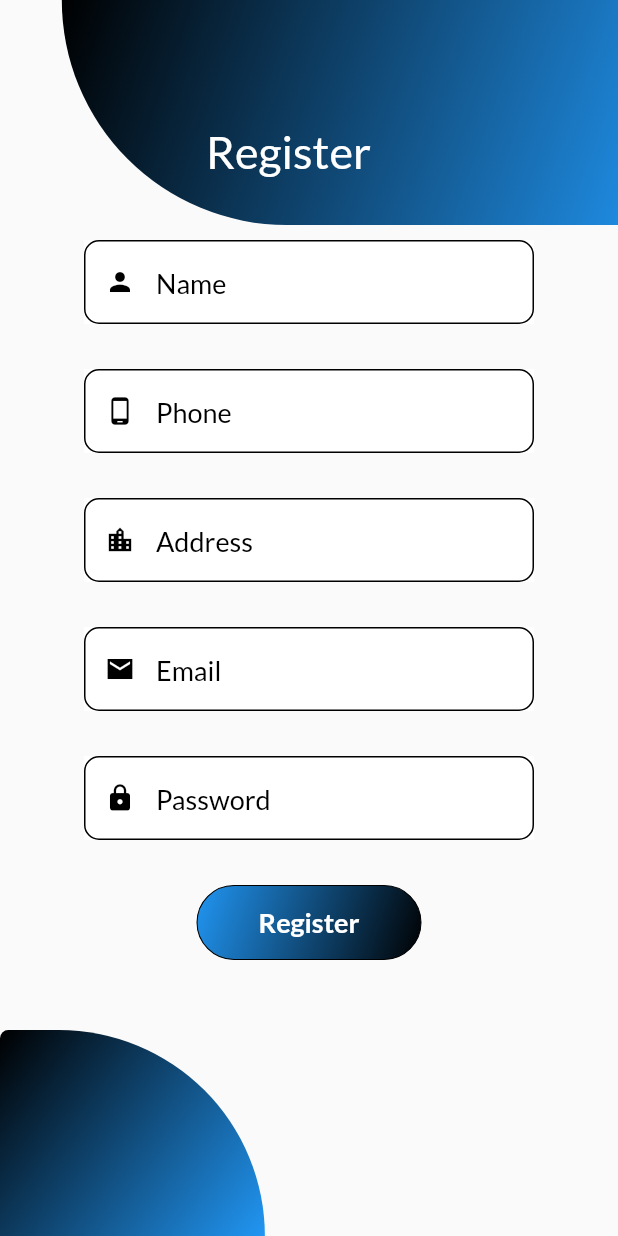
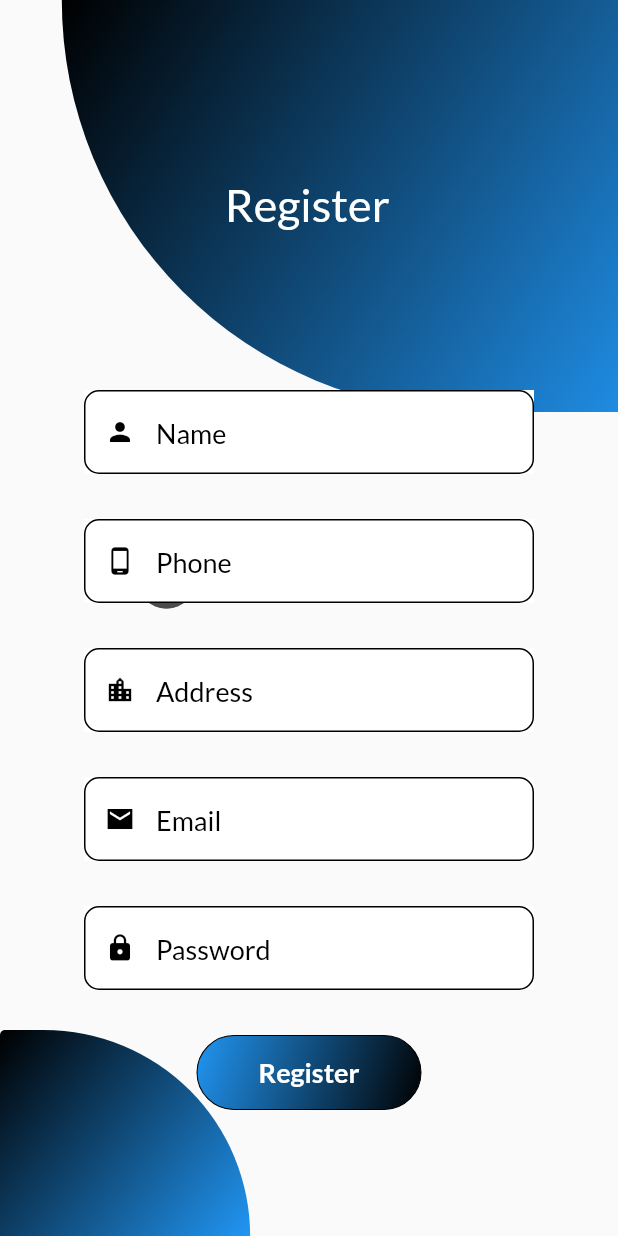
Before and after one commit to Rikanthan/cleaning_app, a Flutter app: the Register screen opened directly, after a tap on "Register", on a phone screen of 412 x 824 dp. Run offline on Flutter 3.47's test engine with Material 2 defaults, Android fonts, the phone set to English and light mode, and no system bars; our stand-ins replace firebase_core, firebase_database, firebase_storage, flutter_image_compress, flutter_spinkit, image_picker and 1 more; missing offline and left inert: encrypt, mongo_dart; accounts and stored records are empty; statements that could not run were skipped.

Commit message:
add designs

```diff
--- a/cleaning/lib/Screens/Register.dart
+++ b/cleaning/lib/Screens/Register.dart
@@ -31,11 +31,11 @@ class _RegisterState extends State<Register> {
             Positioned(
               left: width / 10,
               child: Container(
-                height: 150,
+                height: height / 3,
                 width: width,
                 decoration: BoxDecoration(
                     borderRadius: BorderRadius.only(
-                        bottomLeft: Radius.circular(250.0),
+                        bottomLeft: Radius.circular(height / 2),
                         bottomRight: Radius.circular(10.0)),
                     gradient: LinearGradient(
                         colors: [Colors.black, Colors.blue],
@@ -44,9 +44,8 @@ class _RegisterState extends State<Register> {
               ),
             ),
             Positioned(
-              top: height / 10,
-              left: width / 3,
-              child: Center(
+              top: height / 7,
+              left: width / 2.75,
               child: Text(
                 'Register',
                 style: TextStyle(
@@ -57,14 +56,13 @@ class _RegisterState extends State<Register> {
                 ),
               ),
             ),
-            ),
-            for(int i = 1; i < 20 + Random().nextInt(10) + 1; i++)
+            for (int i = 1; i < 20 + Random().nextInt(10) + 1; i++)
               RandomCircle(),
             SingleChildScrollView(
               child: Column(
                 children: [
                   Padding(
-                    padding: EdgeInsets.only(top: 130.0),
+                    padding: EdgeInsets.only(top: 230.0),
                     child: Center(
                       child: Column(
                         children: [
@@ -105,9 +103,9 @@ class _RegisterState extends State<Register> {
                           ),
                           CustomButton(
                               buttonText: "Register",
-                              onPress: () async{
-                                UserService()
-                                .register(_usernameController.text,
+                              onPress: () async {
+                                UserService().register(
+                                    _usernameController.text,
                                     _phoneNumberController.text,
                                     _addressController.text,
                                     _emailController.text,
@@ -121,14 +119,14 @@ class _RegisterState extends State<Register> {
               ),
             ),
             Padding(
-              padding:
-                  EdgeInsets.only(top: height - height / 6, right: width / 1.75),
+              padding: EdgeInsets.only(
+                  top: height - height / 6, right: width / 1.68),
               child: Container(
-                height: 150,
+                height: height / 5,
                 decoration: BoxDecoration(
                     borderRadius: BorderRadius.only(
                         topLeft: Radius.circular(10.0),
-                        topRight: Radius.circular(250.0)),
+                        topRight: Radius.circular(height / 2)),
                     gradient: LinearGradient(
                         colors: [Colors.black, Colors.blue],
                         begin: Alignment.topLeft,
--- a/cleaning/lib/Services/UserService.dart
+++ b/cleaning/lib/Services/UserService.dart
@@ -1,22 +1,31 @@
+import 'package:cleaning/Models/User.dart';
 import 'package:firebase_database/firebase_database.dart';
 import 'package:encrypt/encrypt.dart';
+import 'package:mongo_dart/mongo_dart.dart';
 
 class UserService {
-  DatabaseReference ref = FirebaseDatabase.instance.ref();
+  DatabaseReference ref = FirebaseDatabase.instance.ref('users');
 
   Future<void> register(String name, String phoneNumber, String address,
       String email, String password) async {
-    final key = Key.fromSecureRandom(32);
-  final iv = IV.fromSecureRandom(16);
-  final encrypter = Encrypter(AES(key));
-
-  final encrypted = encrypter.encrypt(password, iv: iv);
-    await ref.set({
+    final key = Key.fromUtf8('3aed2d6e3a9afdabae9e5b3ce431c23a');
+    final iv = IV.fromLength(16);
+    final encrypter = Encrypter(AES(key));
+    final encrypted = encrypter.encrypt(password, iv: iv);
+    //final decrypted = encrypter.decrypt(encrypted, iv: iv);
+    await ref.child(Uuid().v1()).set({
       "name": name,
       "phoneNumber": phoneNumber,
       "address": address,
       "email": email,
-      "password": encrypted.base16
+      "password": encrypted.base64
     });
   }
+
+  Future<void> login(String email, String password) async {
+    final snapshot = await ref.get();
+   if(snapshot.exists){
+    print(snapshot.children);
+   }
+  }
 }
--- a/cleaning/lib/Widgets/RandomCircle.dart
+++ b/cleaning/lib/Widgets/RandomCircle.dart
@@ -8,18 +8,18 @@ class RandomCircle extends StatelessWidget {
   Widget build(BuildContext context) {
     double height = MediaQuery.of(context).size.height;
     return Positioned(
-        top: height / 5 + height * Random().nextDouble(),
+        top: height / 3 + height * Random().nextDouble(),
         left: height * Random().nextDouble(),
         child: Container(
-          height: number.toDouble(),
-          width: number.toDouble(),
-          decoration: BoxDecoration(
+            height: number.toDouble(),
+            width: number.toDouble(),
+            decoration: BoxDecoration(
               borderRadius: BorderRadius.all(
                 Radius.circular(number.toDouble()),
               ),
               color: number % 2 == 0
-                  ? Colors.black
-                  : Color.fromARGB(255, 3, 26, 44)),
-        ));
+                  ? Color.fromARGB(255, 54, 54, 54).withOpacity(0.1)
+                  : Color.fromARGB(255, 167, 207, 238).withOpacity(0.1),
+            )));
   }
 }
--- a/cleaning/lib/main.dart
+++ b/cleaning/lib/main.dart
@@ -26,7 +26,7 @@ class MyApp extends StatelessWidget {
       theme: ThemeData(
         primarySwatch: Colors.blue,
       ),
-      home: Register(key: key,)
+      home: Login(key: key,)
     );
   }
 }
```
Also changed, not shown: cleaning/lib/Models/User.dart (added, +32 -0 lines), cleaning/lib/Screens/Login.dart (+13 -7 lines), 1 other file. Lines whose indentation alone changed are shown as unchanged.
